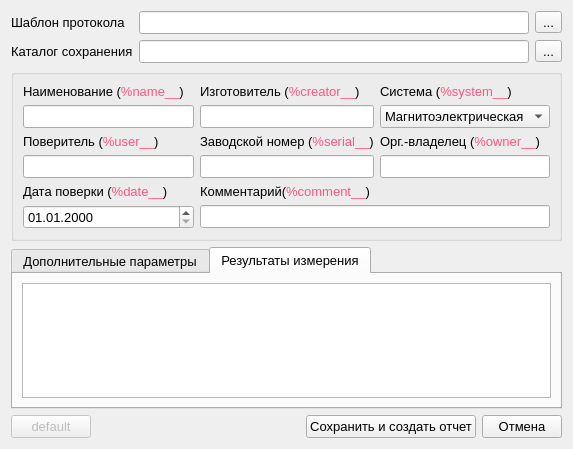
Old version of the form ui/create_protocol_form.ui in the repository irsural/calibrator_pc.
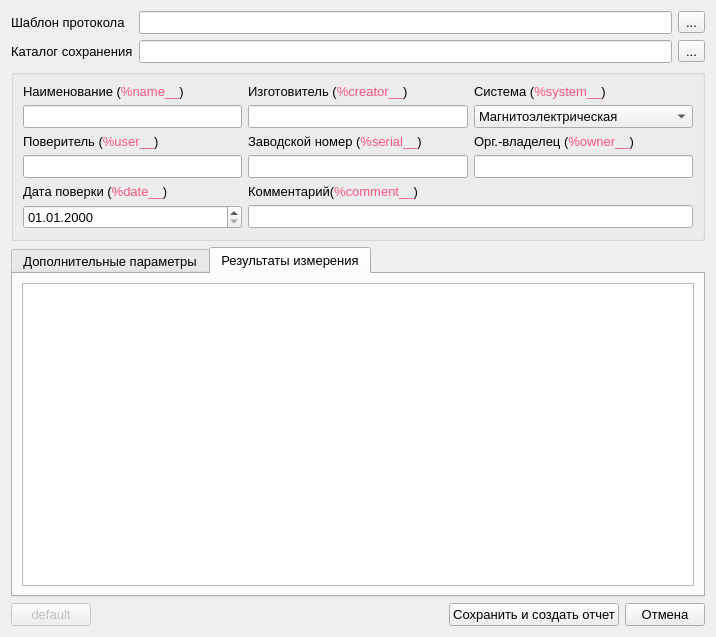
New version of the form.

```diff
--- a/ui/create_protocol_form.ui
+++ b/ui/create_protocol_form.ui
@@ -6,8 +6,8 @@
    <rect>
     <x>0</x>
     <y>0</y>
-    <width>573</width>
-    <height>449</height>
+    <width>716</width>
+    <height>637</height>
    </rect>
   </property>
   <property name="font">
@@ -312,6 +312,11 @@
        </property>
        <item row="1" column="0">
         <widget class="QTableView" name="points_table">
+         <property name="font">
+          <font>
+           <pointsize>9</pointsize>
+          </font>
+         </property>
          <property name="contextMenuPolicy">
           <enum>Qt::CustomContextMenu</enum>
          </property>
```
